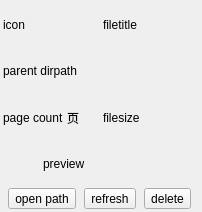
First picture: the form in components/widget_assembler_similar_result_preview/widget_comic_info/res/comic_info.ui, repository PPJUST/ComicDup, before the edit.
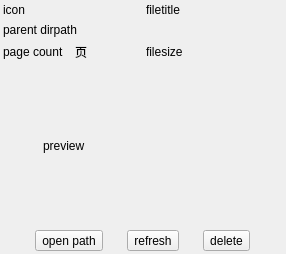
Second picture: the form after the edit.

The edit to the form file:
```diff
--- a/components/widget_assembler_similar_result_preview/widget_comic_info/res/comic_info.ui
+++ b/components/widget_assembler_similar_result_preview/widget_comic_info/res/comic_info.ui
@@ -6,16 +6,16 @@
    <rect>
     <x>0</x>
     <y>0</y>
-    <width>202</width>
-    <height>212</height>
+    <width>286</width>
+    <height>254</height>
    </rect>
   </property>
   <property name="windowTitle">
    <string>Form</string>
   </property>
-  <layout class="QVBoxLayout" name="verticalLayout" stretch="0,0,0,0,0">
+  <layout class="QVBoxLayout" name="verticalLayout" stretch="0,0,0,1,0">
    <property name="spacing">
-    <number>3</number>
+    <number>6</number>
    </property>
    <property name="leftMargin">
     <number>3</number>
@@ -131,6 +131,22 @@
    </item>
    <item>
     <layout class="QHBoxLayout" name="horizontalLayout_4">
+     <property name="spacing">
+      <number>24</number>
+     </property>
+     <item>
+      <spacer name="horizontalSpacer_3">
+       <property name="orientation">
+        <enum>Qt::Orientation::Horizontal</enum>
+       </property>
+       <property name="sizeHint" stdset="0">
+        <size>
+         <width>40</width>
+         <height>20</height>
+        </size>
+       </property>
+      </spacer>
+     </item>
      <item>
       <widget class="QToolButton" name="toolButton_open_path">
        <property name="text">
@@ -152,6 +168,19 @@
        </property>
       </widget>
      </item>
+     <item>
+      <spacer name="horizontalSpacer_4">
+       <property name="orientation">
+        <enum>Qt::Orientation::Horizontal</enum>
+       </property>
+       <property name="sizeHint" stdset="0">
+        <size>
+         <width>40</width>
+         <height>20</height>
+        </size>
+       </property>
+      </spacer>
+     </item>
     </layout>
    </item>
   </layout>
```
